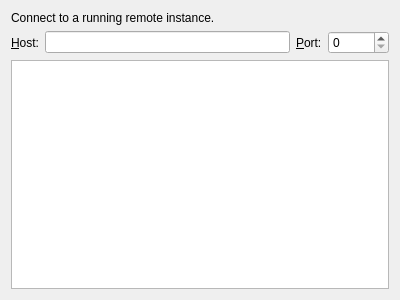
KDAB/GammaRay, file launcher/ui/connectpage.ui: the form before one commit.
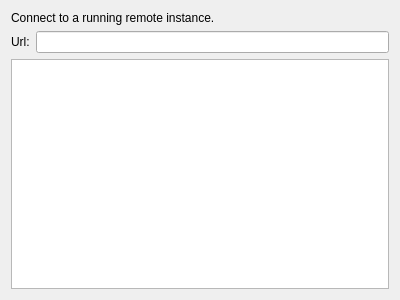
The form after the commit.

Commit message: LauncherUI: Smart HostAddress Input

```diff
--- a/launcher/ui/connectpage.ui
+++ b/launcher/ui/connectpage.ui
@@ -23,7 +23,7 @@
      <item>
       <widget class="QLabel" name="label">
        <property name="text">
-        <string>&amp;Host:</string>
+        <string>Url:</string>
        </property>
        <property name="buddy">
         <cstring>host</cstring>
@@ -33,23 +33,6 @@
      <item>
       <widget class="QLineEdit" name="host"/>
      </item>
-     <item>
-      <widget class="QLabel" name="label_2">
-       <property name="text">
-        <string>&amp;Port:</string>
-       </property>
-       <property name="buddy">
-        <cstring>port</cstring>
-       </property>
-      </widget>
-     </item>
-     <item>
-      <widget class="QSpinBox" name="port">
-       <property name="maximum">
-        <number>65536</number>
-       </property>
-      </widget>
-     </item>
     </layout>
    </item>
    <item>
```
The commit also changes 5 other files.
